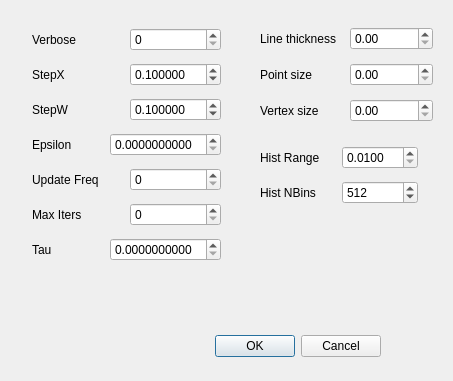
cboillet/Caustic-Design, file Caustic_Design/dialog.ui: the form before one commit.
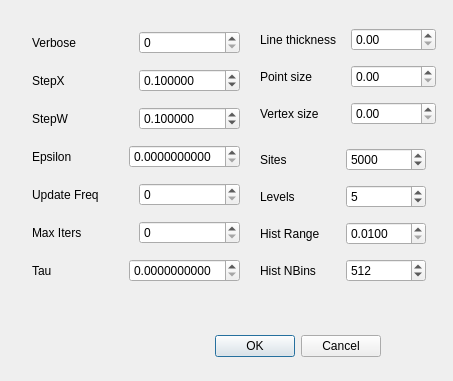
The form after the commit.

```diff
--- a/Caustic_Design/dialog.ui
+++ b/Caustic_Design/dialog.ui
@@ -34,8 +34,8 @@
     <rect>
      <x>260</x>
      <y>20</y>
-     <width>173</width>
-     <height>109</height>
+     <width>176</width>
+     <height>113</height>
     </rect>
    </property>
    <layout class="QVBoxLayout" name="verticalLayout_2">
@@ -88,11 +88,53 @@
     <rect>
      <x>260</x>
      <y>140</y>
-     <width>158</width>
-     <height>70</height>
+     <width>166</width>
+     <height>152</height>
     </rect>
    </property>
    <layout class="QVBoxLayout" name="verticalLayout_3">
+    <item>
+     <layout class="QHBoxLayout" name="horizontalLayout_10">
+      <item>
+       <widget class="QLabel" name="label_2">
+        <property name="text">
+         <string>Sites</string>
+        </property>
+       </widget>
+      </item>
+      <item>
+       <widget class="QSpinBox" name="site_amount_spin">
+        <property name="maximum">
+         <number>2000000</number>
+        </property>
+        <property name="value">
+         <number>5000</number>
+        </property>
+       </widget>
+      </item>
+     </layout>
+    </item>
+    <item>
+     <layout class="QHBoxLayout" name="horizontalLayout_9">
+      <item>
+       <widget class="QLabel" name="label">
+        <property name="text">
+         <string>Levels</string>
+        </property>
+       </widget>
+      </item>
+      <item>
+       <widget class="QSpinBox" name="level_spin_box">
+        <property name="maximum">
+         <number>10</number>
+        </property>
+        <property name="value">
+         <number>5</number>
+        </property>
+       </widget>
+      </item>
+     </layout>
+    </item>
     <item>
      <layout class="QHBoxLayout" name="horizontalLayout_4">
       <item>
@@ -146,13 +188,13 @@
     </item>
    </layout>
   </widget>
-  <widget class="QWidget" name="">
+  <widget class="QWidget" name="layoutWidget">
    <property name="geometry">
     <rect>
      <x>32</x>
      <y>22</y>
-     <width>189</width>
-     <height>251</height>
+     <width>208</width>
+     <height>269</height>
     </rect>
    </property>
    <layout class="QVBoxLayout" name="verticalLayout">
```
Left out of the diff: 5 changed lines with no effect on the pictures.
